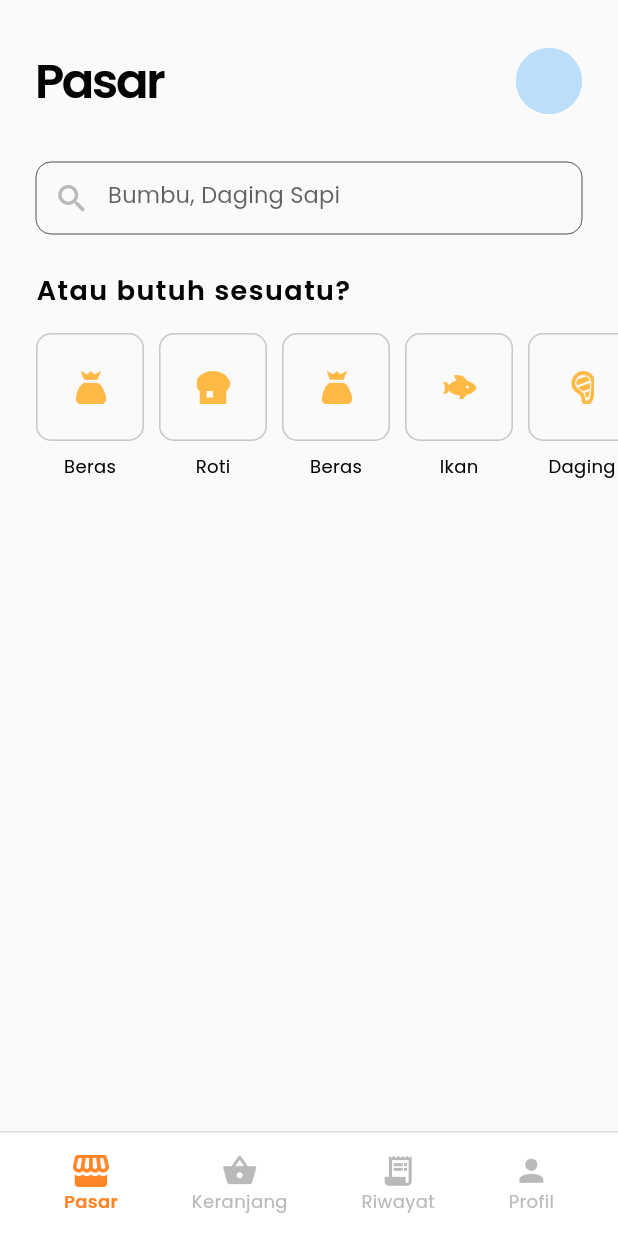
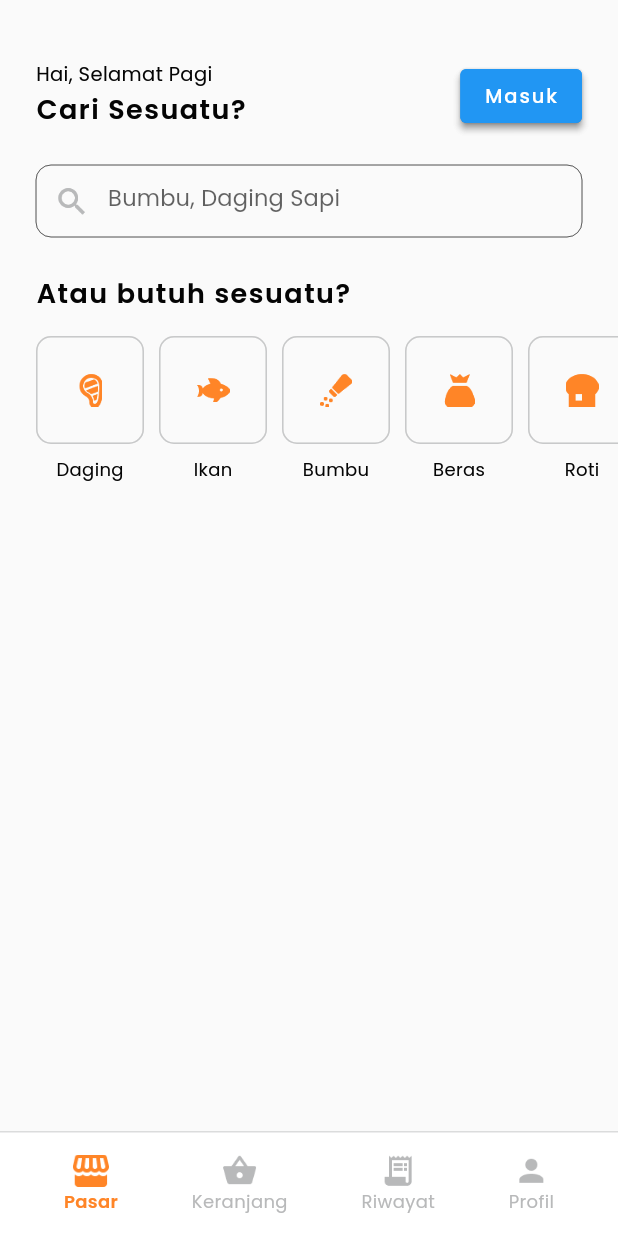
Before and after one commit to Innodev-K8/diiket, a Flutter app: the screen it shows after launch, on a phone screen of 412 x 824 dp. Run offline on Flutter 3.47's test engine with Material 2 defaults, Android fonts, the phone set to English and light mode, and no system bars; our stand-ins replace dio, firebase_auth, firebase_core, flutter_hooks, flutter_secure_storage, freezed_annotation and 5 more; accounts and stored records are empty.

Commit message:
Add Feed Header

```diff
--- /dev/null
+++ b/lib/ui/common/helper.dart
@@ -0,0 +1,15 @@
+abstract class Helper {
+  static String greeting() {
+    var hour = DateTime.now().hour;
+
+    if (hour < 12) {
+      return 'Selamat Pagi';
+    }
+
+    if (hour < 17) {
+      return 'Selamat Siang';
+    }
+
+    return 'Selamat Malam';
+  }
+}
--- a/lib/ui/common/styles.dart
+++ b/lib/ui/common/styles.dart
@@ -6,7 +6,6 @@ class ColorPallete {
   static final secondaryColor = const Color(0xFF009EBA);
   static final accentColor = const Color(0xFF003046);
   static final deadColor = const Color(0xFFb8b9ba);
-  static final categoryColor = const Color(0xFFFFB945);
 
   static final successColor = const Color(0xFF00B894);
 }
--- /dev/null
+++ b/lib/ui/pages/main/home/feed/feed_header.dart
@@ -0,0 +1,46 @@
+import 'package:diiket/ui/common/helper.dart';
+import 'package:diiket/ui/common/styles.dart';
+import 'package:diiket/ui/widgets/auth_wrapper.dart';
+import 'package:flutter/material.dart';
+
+class FeedHeader extends StatelessWidget {
+  const FeedHeader({
+    Key? key,
+  }) : super(key: key);
+
+  @override
+  Widget build(BuildContext context) {
+    return Padding(
+      padding: const EdgeInsets.fromLTRB(24.0, 40.0, 24.0, 22.0),
+      child: Row(
+        mainAxisAlignment: MainAxisAlignment.spaceBetween,
+        crossAxisAlignment: CrossAxisAlignment.start,
+        children: [
+          Column(
+            crossAxisAlignment: CrossAxisAlignment.start,
+            children: [
+              AuthWrapper(
+                auth: (user) => Text('Hai, ${user.name ?? Helper.greeting()}'),
+                guest: Text('Hai, ${Helper.greeting()}'),
+              ),
+              Text(
+                'Cari Sesuatu?',
+                style: kTextTheme.headline2,
+              ),
+            ],
+          ),
+          AuthWrapper(
+            auth: (user) => CircleAvatar(
+              radius: 22,
+              backgroundImage: NetworkImage(user.profile_picture_url ?? ''),
+            ),
+            guest: ElevatedButton(
+              onPressed: () {},
+              child: Text('Masuk'),
+            ),
+          ),
+        ],
+      ),
+    );
+  }
+}
--- a/lib/ui/pages/main/home/feed/feed_page.dart
+++ b/lib/ui/pages/main/home/feed/feed_page.dart
@@ -3,6 +3,8 @@ import 'package:diiket/ui/common/utils.dart';
 import 'package:diiket/ui/widgets/category_menu.dart';
 import 'package:diiket/ui/widgets/search_field.dart';
 import 'package:flutter/material.dart';
+
+import 'feed_header.dart';
 
 class FeedPage extends StatelessWidget {
   @override
@@ -12,21 +14,7 @@ class FeedPage extends StatelessWidget {
         child: Column(
           crossAxisAlignment: CrossAxisAlignment.start,
           children: [
-            Padding(
-              padding: const EdgeInsets.symmetric(horizontal: 24, vertical: 30),
-              child: Row(
-                mainAxisAlignment: MainAxisAlignment.spaceBetween,
-                children: [
-                  Text(
-                    'Pasar',
-                    style: kTextTheme.headline1,
-                  ),
-                  CircleAvatar(
-                    radius: 22,
-                  ),
-                ],
-              ),
-            ),
+            FeedHeader(),
             Padding(
               padding: const EdgeInsets.symmetric(horizontal: 24),
               child: GestureDetector(
@@ -44,22 +32,26 @@ class FeedPage extends StatelessWidget {
                 ),
               ),
             ),
-            Padding(
-              padding: const EdgeInsets.only(
-                left: 24,
-                right: 24,
-                top: 24,
-                bottom: 14,
-              ),
-              child: Text(
-                'Atau butuh sesuatu?',
-                style: kTextTheme.headline2,
-              ),
-            ),
+            _buildSectionTitle('Atau butuh sesuatu?'),
             CategoryMenu(),
           ],
         ),
       ),
     );
   }
+
+  Widget _buildSectionTitle(String text) {
+    return Padding(
+      padding: const EdgeInsets.only(
+        left: 24,
+        right: 24,
+        top: 24,
+        bottom: 14,
+      ),
+      child: Text(
+              text,
+        style: kTextTheme.headline2,
+      ),
+          );
+  }
 }
--- a/lib/ui/widgets/category_button.dart
+++ b/lib/ui/widgets/category_button.dart
@@ -35,7 +35,7 @@ class CategoryButton extends StatelessWidget {
               'assets/images/categories/$fileName.png',
               width: 24,
               height: 24,
-              color: ColorPallete.categoryColor,
+              color: ColorPallete.primaryColor,
             ),
           ),
         ),
--- a/lib/ui/widgets/category_menu.dart
+++ b/lib/ui/widgets/category_menu.dart
@@ -8,6 +8,21 @@ class CategoryMenu extends StatelessWidget {
   }) : super(key: key);
 
   final _categories = [
+    CategoryButton(
+      fileName: 'meat',
+      text: 'Daging',
+      onTap: () {},
+    ),
+    CategoryButton(
+      fileName: 'fish',
+      text: 'Ikan',
+      onTap: () {},
+    ),
+    CategoryButton(
+      fileName: 'season',
+      text: 'Bumbu',
+      onTap: () {},
+    ),
     CategoryButton(
       fileName: 'rice',
       text: 'Beras',
@@ -21,21 +36,6 @@ class CategoryMenu extends StatelessWidget {
       onTap: () {},
     ),
     CategoryButton(
-      fileName: 'rice',
-      text: 'Beras',
-      onTap: () {},
-    ),
-    CategoryButton(
-      fileName: 'fish',
-      text: 'Ikan',
-      onTap: () {},
-    ),
-    CategoryButton(
-      fileName: 'meat',
-      text: 'Daging',
-      onTap: () {},
-    ),
-    CategoryButton(
       fileName: 'vegetable',
       text: 'Sayur',
       onTap: () {},
@@ -43,11 +43,6 @@ class CategoryMenu extends StatelessWidget {
     CategoryButton(
       fileName: 'fruit',
       text: 'Buah',
-      onTap: () {},
-    ),
-    CategoryButton(
-      fileName: 'season',
-      text: 'Bumbu',
       onTap: () {},
     ),
   ];
@@ -59,6 +54,7 @@ class CategoryMenu extends StatelessWidget {
       child: ListView.separated(
         itemCount: _categories.length,
         scrollDirection: Axis.horizontal,
+        physics: const BouncingScrollPhysics(),
         padding: const EdgeInsets.symmetric(horizontal: 24.0),
         itemBuilder: (context, index) => _categories[index],
         separatorBuilder: (context, index) => SizedBox(width: 10),
```
